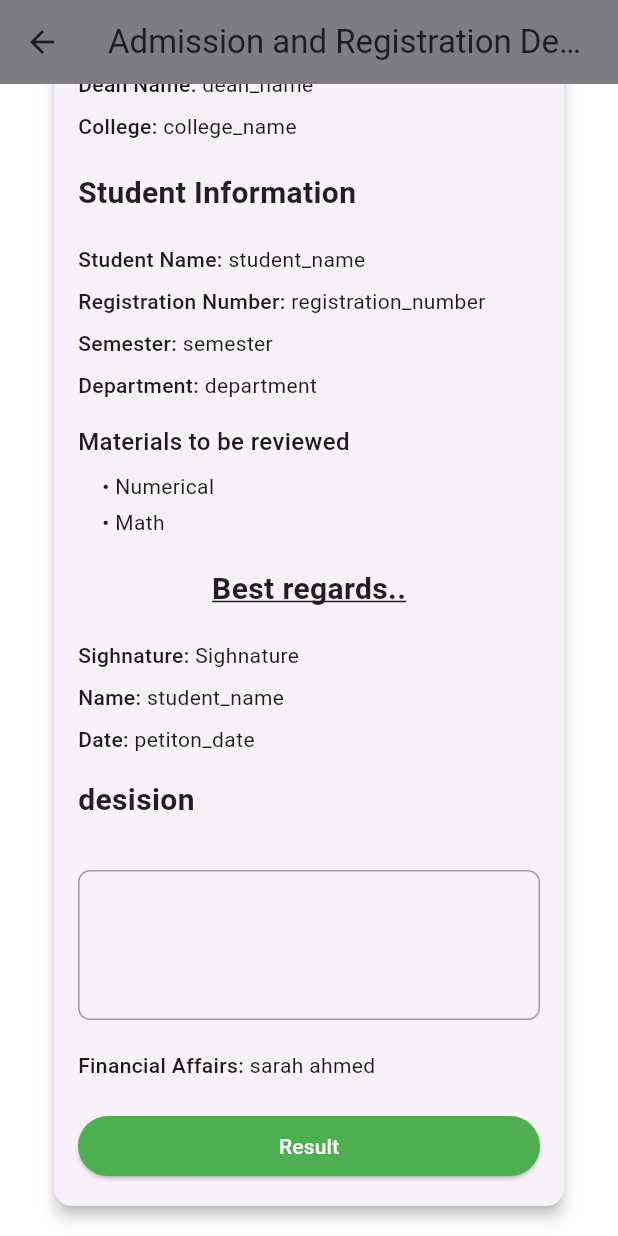
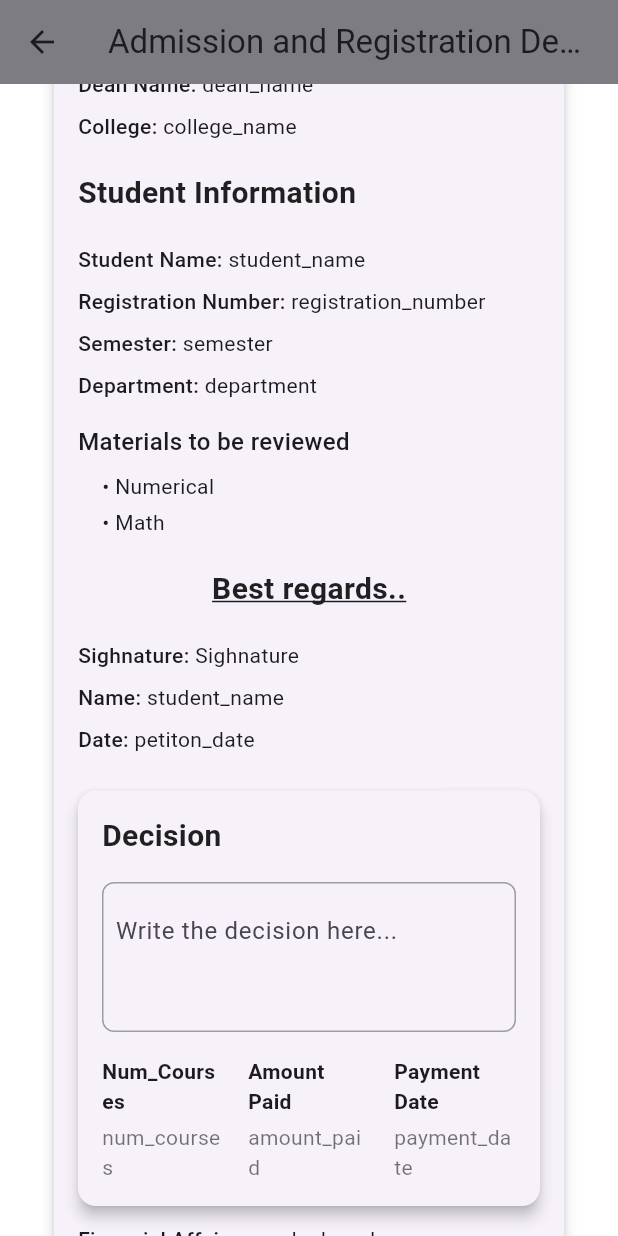
Before and after one commit to naeemnasser/Graduation_project, a Flutter app: the PetitionDetailScreen screen opened directly with empty values, scrolled down 214 dp, on a phone screen of 412 x 824 dp. Run offline on Flutter 3.47's test engine with Material 3 defaults, Android fonts, the phone set to English and light mode, and no system bars; our stand-ins replace fl_chart, flutter_riverpod.

Commit message:
18/4-feat: update dashboard and petition detail screens; refactor result handling and integrate new result version

```diff
--- a/lib/presentation/views/screens_advisor/dashboard.dart
+++ b/lib/presentation/views/screens_advisor/dashboard.dart
@@ -1,4 +1,4 @@
-import 'package:adaa/presentation/views/screens_advisor/pages/result.dart';
+import 'package:adaa/presentation/views/screens_advisor/pages/resultversion1.dart';
 import 'package:adaa/presentation/views/screens_advisor/semester_info.dart';
 import 'package:adaa/presentation/views/screens_advisor/pages/request_course_modification.dart';
 import 'package:adaa/presentation/views/screens_advisor/pages/request_department_modification.dart';
--- a/lib/presentation/views/screens_advisor/pages/index.dart
+++ b/lib/presentation/views/screens_advisor/pages/index.dart
@@ -3,4 +3,4 @@ export 'instructor_schedule.dart';
 export 'petition_requests.dart';
 export 'request_course_modification.dart';
 export 'request_department_modification.dart';
-export 'result.dart';
+export 'resultversion1.dart';
--- a/lib/presentation/views/screens_advisor/pages/petition_detail_screen.dart
+++ b/lib/presentation/views/screens_advisor/pages/petition_detail_screen.dart
@@ -1,5 +1,7 @@
 import 'package:flutter/material.dart';
-import 'dart:ui'; // Added for Offset usage
+import 'dart:ui';
+
+import 'result.dart'; // Added for Offset usage
 
 class PetitionDetailScreen extends StatefulWidget {
   final Map<String, dynamic> request;
@@ -11,8 +13,6 @@ class PetitionDetailScreen extends StatefulWidget {
 }
 
 class _PetitionDetailScreenState extends State<PetitionDetailScreen> {
-  List<Offset> _signaturePoints = [];
-
   @override
   Widget build(BuildContext context) {
     return Scaffold(
@@ -97,8 +97,16 @@ class _PetitionDetailScreenState extends State<PetitionDetailScreen> {
                   _buildInfoRow('Name', 'student_name'),
                   _buildInfoRow('Date', 'petiton_date'),
                   const SizedBox(height: 12),
+                  Card(
+                    elevation: 4,
+                    margin: const EdgeInsets.symmetric(vertical: 8),
+                    child: Padding(
+                      padding: const EdgeInsets.all(16),
+                      child: Column(
+                        crossAxisAlignment: CrossAxisAlignment.stretch,
+                        children: [
                           const Text(
-                    'desision',
+                            'Decision',
                             style: TextStyle(
                               fontSize: 20,
                               fontWeight: FontWeight.bold,
@@ -106,20 +114,77 @@ class _PetitionDetailScreenState extends State<PetitionDetailScreen> {
                             ),
                           ),
                           const SizedBox(height: 16),
+                          Container(
+                            height: 100,
+                            decoration: BoxDecoration(
+                              border: Border.all(color: Colors.grey),
+                              borderRadius: BorderRadius.circular(8),
+                            ),
+                            child: const Padding(
+                              padding: EdgeInsets.all(8.0),
+                              child: TextField(
+                                maxLines: null,
+                                decoration: InputDecoration(
+                                  border: InputBorder.none,
+                                  hintText: 'Write the decision here...',
+                                ),
+                              ),
+                            ),
+                          ),
                           const SizedBox(height: 16),
-                  _SignaturePad(points: _signaturePoints),
-                  const SizedBox(height: 16),
+                          Row(
+                            mainAxisAlignment: MainAxisAlignment.spaceBetween,
+                            children: [
+                              Expanded(
+                                child: _InfoCategory(
+                                  label: 'Num_Courses',
+                                  value: 'num_courses',
+                                ),
+                              ),
+                              SizedBox(width: 16),
+                              Expanded(
+                                child: _InfoCategory(
+                                  label: 'Amount Paid',
+                                  value: 'amount_paid',
+                                ),
+                              ),
+                              SizedBox(width: 16),
+                              Expanded(
+                                child: _InfoCategory(
+                                  label: 'Payment Date',
+                                  value: 'payment_date',
+                                ),
+                              ),
+                            ],
+                          ),
+                        ],
+                      ),
+                    ),
+                  ),
                   _buildInfoRow('Financial Affairs', 'sarah ahmed'),
                   const SizedBox(height: 16),
-                  ElevatedButton(
+                  Align(
+                    alignment: Alignment.centerLeft,
+                    child: ElevatedButton(
                       onPressed: () {
-                      // Add your button logic here
+                        Navigator.push(
+                          context,
+                          MaterialPageRoute(
+                            builder: (context) => ResultInfo(),
+                          ),
+                        );
                       },
                       style: ElevatedButton.styleFrom(
+                        padding: const EdgeInsets.symmetric(
+                            vertical: 8, horizontal: 16), // Smaller padding
+                        shape: RoundedRectangleBorder(
+                          borderRadius: BorderRadius.circular(8),
+                        ),
                         backgroundColor: Colors.green, // Button color
                         foregroundColor: Colors.white, // Font color
                       ),
                       child: const Text('Result'),
+                    ),
                   ),
                 ],
               ),
@@ -169,32 +234,6 @@ class _PetitionDetailScreenState extends State<PetitionDetailScreen> {
       ],
     );
   }
-
-  Widget _buildDecisionSection() {
-    return Column(
-      crossAxisAlignment: CrossAxisAlignment.start,
-      children: [
-        const Text(
-          'Decision',
-          style: TextStyle(
-            fontSize: 20,
-            fontWeight: FontWeight.bold,
-            color: Colors.black87,
-          ),
-        ),
-        const SizedBox(height: 16),
-        TextField(
-          onChanged: (value) {
-            setState(() {});
-          },
-          decoration: const InputDecoration(
-            labelText: 'Enter your decision',
-            border: OutlineInputBorder(),
-          ),
-        ),
-      ],
-    );
-  }
 }
 
 class _SignaturePad extends StatelessWidget {
@@ -238,3 +277,34 @@ class SignaturePainter extends CustomPainter {
   @override
   bool shouldRepaint(SignaturePainter oldDelegate) => true;
 }
+
+class _InfoCategory extends StatelessWidget {
+  final String label;
+  final String value;
+
+  const _InfoCategory({required this.label, required this.value});
+
+  @override
+  Widget build(BuildContext context) {
+    return Column(
+      crossAxisAlignment: CrossAxisAlignment.start,
+      children: [
+        Text(
+          label,
+          style: const TextStyle(
+            fontSize: 14,
+            fontWeight: FontWeight.bold,
+          ),
+        ),
+        const SizedBox(height: 4),
+        Text(
+          value,
+          style: const TextStyle(
+            fontSize: 14,
+            color: Colors.black54,
+          ),
+        ),
+      ],
+    );
+  }
+}
```
Also changed, not shown: lib/presentation/views/screens_advisor/pages/petition_requests.dart (+0 -24 lines), lib/presentation/views/screens_advisor/pages/result.dart (+145 -187 lines), lib/presentation/views/screens_advisor/pages/resultversion1.dart (added, +231 -0 lines). Lines whose indentation alone changed are shown as unchanged.
